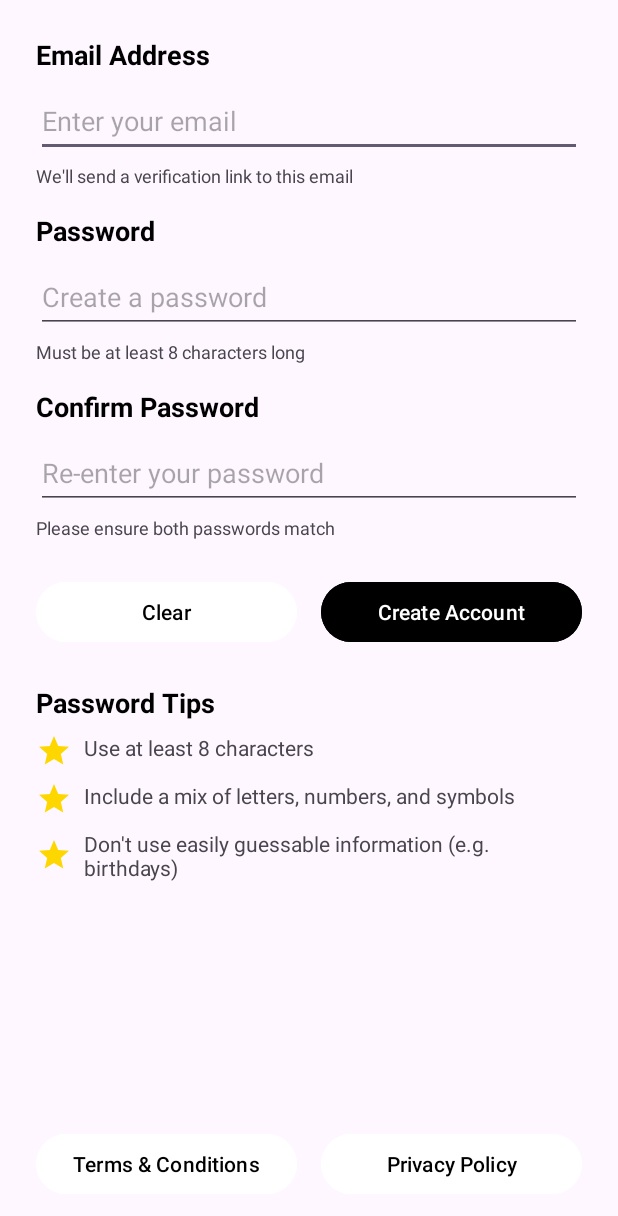
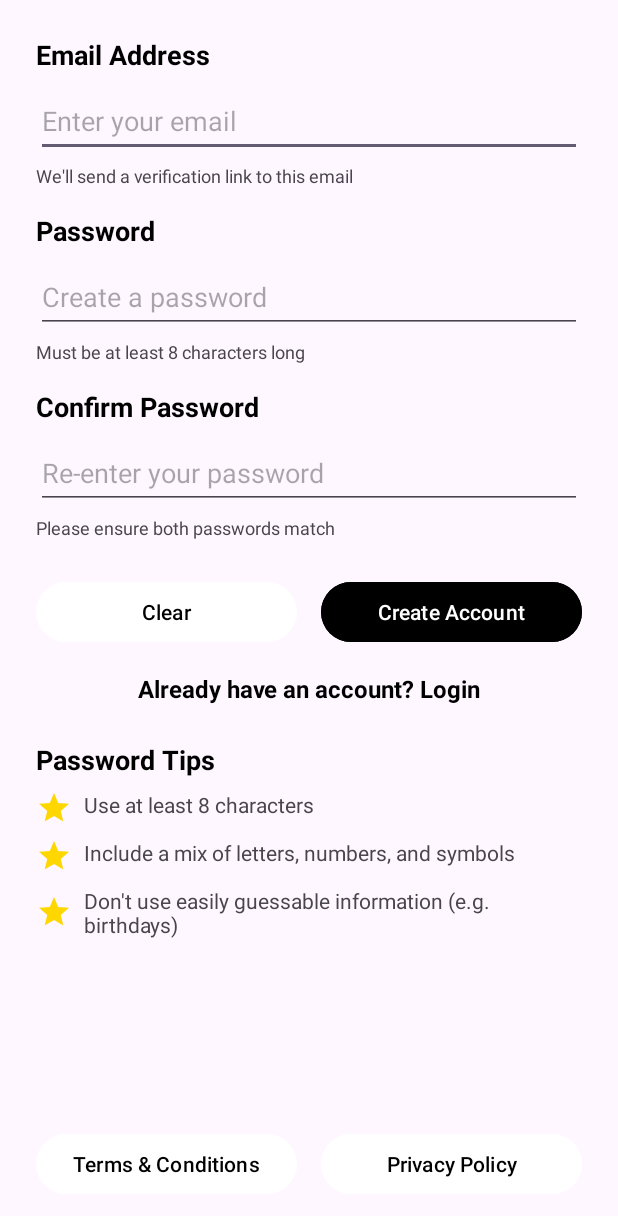
Before and after one commit to ThulaniThabethe/MCPA_Project_Sem2, an Android app: the MCPASignupActivity screen opened directly, with no data from a screen before it, on a phone screen of 412 x 824 dp. Shown: the top 1216 px of the screen. Run offline under Robolectric (Android 15) with nearby library versions, the phone set to English and light mode, and no system bars; our stand-ins replace Volley.

```diff
--- a/app/src/main/java/com/example/mcpa_project_sem22/MCPASignupActivity.java
+++ b/app/src/main/java/com/example/mcpa_project_sem22/MCPASignupActivity.java
@@ -1,11 +1,13 @@
 package com.example.mcpa_project_sem22;
 
+import android.content.Intent;
 import android.os.Bundle;
 import android.text.TextUtils;
 import android.util.Log;
 import android.view.View;
 import android.widget.Button;
 import android.widget.EditText;
+import android.widget.TextView; // Make sure to import TextView
 import android.widget.Toast;
 
 import androidx.appcompat.app.AppCompatActivity;
@@ -30,6 +32,7 @@ public class MCPASignupActivity extends AppCompatActivity {
     // Declare UI components based on your XML file
     private EditText emailInput, passwordInput, confirmPasswordInput;
     private Button clearButton, createAccountButton;
+    private TextView alreadyRegisteredLink; // Declare the new TextView
 
     private RequestQueue requestQueue;
 
@@ -45,6 +48,7 @@ public class MCPASignupActivity extends AppCompatActivity {
         confirmPasswordInput = findViewById(R.id.confirm_password_input);
         clearButton = findViewById(R.id.clear_button);
         createAccountButton = findViewById(R.id.create_account_button);
+        alreadyRegisteredLink = findViewById(R.id.already_registered_link); // Initialize the new TextView
 
         // Initialize Volley's RequestQueue
         requestQueue = Volley.newRequestQueue(this);
@@ -81,6 +85,17 @@ public class MCPASignupActivity extends AppCompatActivity {
                 confirmPasswordInput.setText("");
             }
         });
+
+        // Add click listener for the "Already have an account? Login" link
+        alreadyRegisteredLink.setOnClickListener(new View.OnClickListener() {
+            @Override
+            public void onClick(View view) {
+                // Navigate back to the login activity
+                Intent intent = new Intent(MCPASignupActivity.this, MainActivity.class);
+                startActivity(intent);
+                finish(); // Close the current activity so the user can't go back to it
+            }
+        });
     }
 
     /**
@@ -109,6 +124,13 @@ public class MCPASignupActivity extends AppCompatActivity {
                                 String errorMessage = jsonResponse.getString("message");
                                 Toast.makeText(MCPASignupActivity.this, errorMessage, Toast.LENGTH_LONG).show();
                                 Log.e(TAG, "Server-side registration failed: " + errorMessage);
+
+                                // If the email already exists, redirect to login page
+                                if (errorMessage.equals("Email already registered.")) {
+                                    Intent intent = new Intent(MCPASignupActivity.this, MainActivity.class);
+                                    startActivity(intent);
+                                    finish();
+                                }
                             }
                         } catch (JSONException e) {
                             // On JSON parsing error
@@ -141,9 +163,6 @@ public class MCPASignupActivity extends AppCompatActivity {
                 // The keys here must match the $_POST keys in your register.php script
                 params.put("email", email);
                 params.put("password", password);
-                // The PHP script also needs 'first_name' and 'last_name'.
-                // You'll need to add them to your XML or make them optional in your PHP script.
-                // For now, let's assume your PHP script is updated to just use email and password.
                 return params;
             }
         };
--- a/app/src/main/res/layout/activity_mcpa_signup.xml
+++ b/app/src/main/res/layout/activity_mcpa_signup.xml
@@ -150,6 +150,19 @@
         app:layout_constraintTop_toBottomOf="@+id/password_match_message" />
 
     <TextView
+        android:id="@+id/already_registered_link"
+        android:layout_width="wrap_content"
+        android:layout_height="wrap_content"
+        android:layout_marginTop="16dp"
+        android:text="Already have an account? Login"
+        android:textColor="@android:color/black"
+        android:textSize="16sp"
+        android:textStyle="bold"
+        app:layout_constraintEnd_toEndOf="parent"
+        app:layout_constraintStart_toStartOf="parent"
+        app:layout_constraintTop_toBottomOf="@+id/create_account_button" />
+
+    <TextView
         android:id="@+id/password_tips_label"
         android:layout_width="wrap_content"
         android:layout_height="wrap_content"
@@ -160,7 +173,7 @@
         android:textSize="18sp"
         android:textStyle="bold"
         app:layout_constraintStart_toStartOf="parent"
-        app:layout_constraintTop_toBottomOf="@+id/clear_button" />
+        app:layout_constraintTop_toBottomOf="@+id/already_registered_link" />
 
     <TextView
         android:id="@+id/tip1"
--- a/gradle/libs.versions.toml
+++ b/gradle/libs.versions.toml
@@ -1,5 +1,5 @@
 [versions]
-agp = "8.11.1"
+agp = "8.8.1"
 junit = "4.13.2"
 junitVersion = "1.3.0"
 espressoCore = "3.7.0"
```
